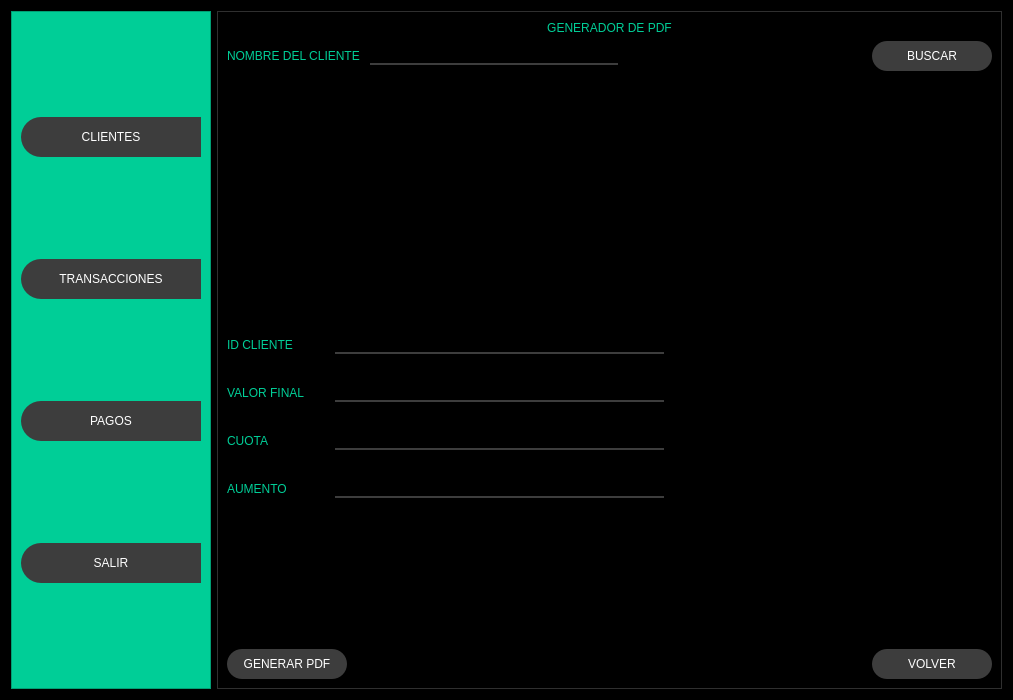
Before: the Qt Designer form Front/Proyecto_Inmobiliaria.ui in MartinFernandezSantia/AplicacionPyThonPyQT6, drawn with Qt 5.
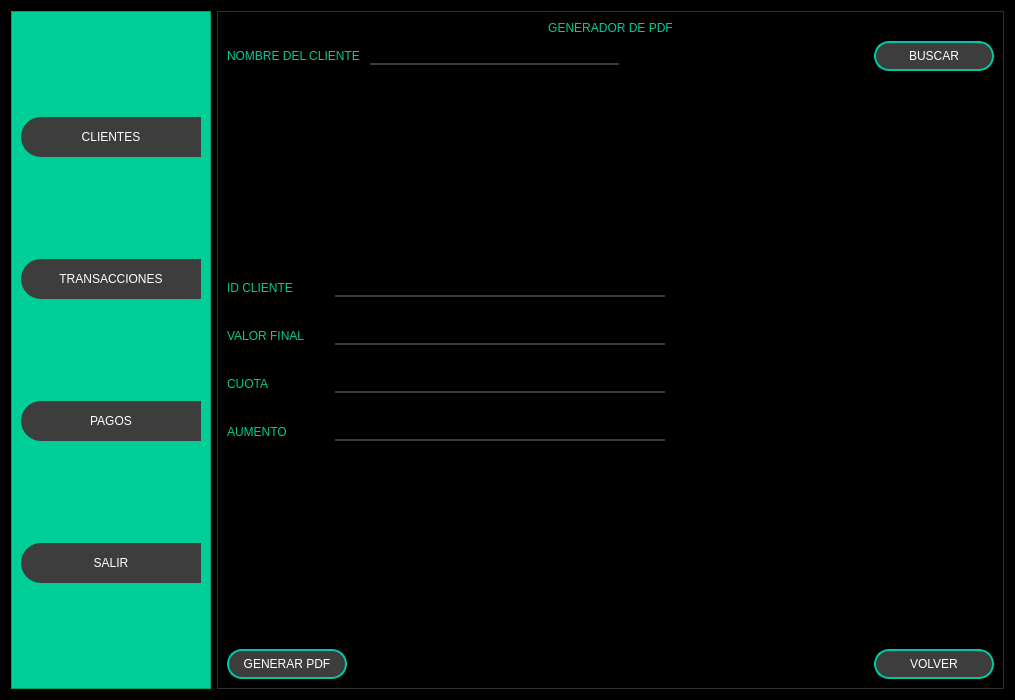
After: the same form once the commit is applied. The open tabs and pages were chosen to show the change. Icons and pictures are not drawn.

Commit message: Cambiar borde de botones

Patch:
```diff
--- a/Front/Proyecto_Inmobiliaria.ui
+++ b/Front/Proyecto_Inmobiliaria.ui
@@ -6,7 +6,7 @@
    <rect>
     <x>0</x>
     <y>0</y>
-    <width>1013</width>
+    <width>1015</width>
     <height>700</height>
    </rect>
   </property>
@@ -322,6 +322,10 @@
                <property name="styleSheet">
                 <string notr="true">QLineEdit{
 border-bottom: 2px solid rgb(61, 61, 61);
+}
+
+QPushButton {
+    border: 2px solid #00c6ab;
 }</string>
                </property>
                <property name="currentIndex">
@@ -606,7 +610,7 @@
                    <property name="sizeHint" stdset="0">
                     <size>
                      <width>20</width>
-                     <height>259</height>
+                     <height>175</height>
                     </size>
                    </property>
                   </spacer>
@@ -693,7 +697,7 @@
                    <property name="sizeHint" stdset="0">
                     <size>
                      <width>762</width>
-                     <height>114</height>
+                     <height>174</height>
                     </size>
                    </property>
                   </spacer>
```
Left out of the diff: 9 changed lines with no effect on the pictures. The commit also changes 1 other file.
